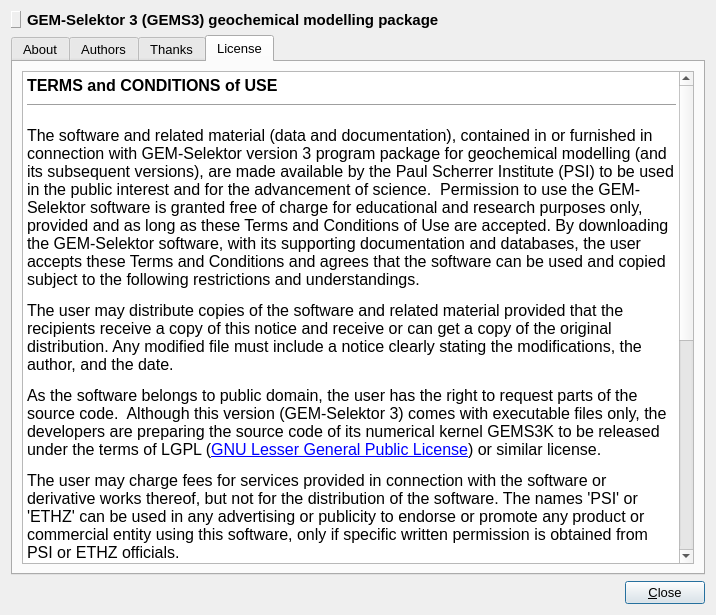
Before: the Qt Designer form gems3/vizor4/dlg4/AboutDialog4.ui in gemshub/GEMSGUI, drawn with Qt 5.
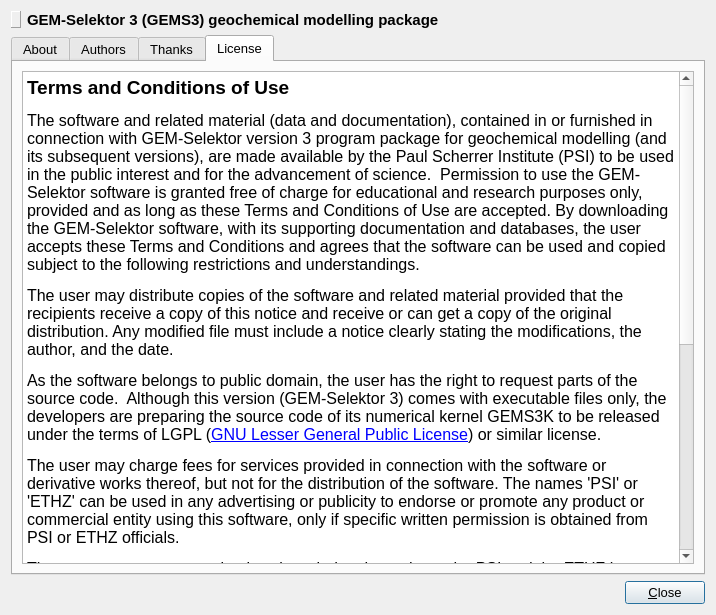
After: the same form once the commit is applied. The open tabs and pages were chosen to show the change. Icons and pictures are not drawn.

What changed in the file:
```diff
--- a/gems3/vizor4/dlg4/AboutDialog4.ui
+++ b/gems3/vizor4/dlg4/AboutDialog4.ui
@@ -226,8 +226,7 @@
 &lt;table border=&quot;0&quot; style=&quot;-qt-table-type: root; margin-top:4px; margin-bottom:4px; margin-left:4px; margin-right:4px;&quot;&gt;
 &lt;tr&gt;
 &lt;td style=&quot;border: none;&quot;&gt;
-&lt;p style=&quot; margin-top:0px; margin-bottom:0px; margin-left:0px; margin-right:0px; -qt-block-indent:0; text-indent:0px;&quot;&gt;&lt;span style=&quot; font-weight:600;&quot;&gt;TERMS and CONDITIONS of USE&lt;/span&gt; &lt;/p&gt;
-&lt;hr width=&quot;100%&quot;/&gt;
+&lt;p style=&quot; margin-top:0px; margin-bottom:0px; margin-left:0px; margin-right:0px; -qt-block-indent:0; text-indent:0px;&quot;&gt;&lt;span style=&quot; font-size:14pt; font-weight:600;&quot;&gt;Terms and Conditions of Use&lt;/span&gt;&lt;span style=&quot; font-size:14pt;&quot;&gt; &lt;/span&gt;&lt;/p&gt;
 &lt;p style=&quot; margin-top:12px; margin-bottom:12px; margin-left:0px; margin-right:0px; -qt-block-indent:0; text-indent:0px;&quot;&gt;The software and related material (data and documentation), contained in or furnished in connection with GEM-Selektor version 3 program package for geochemical modelling (and its subsequent versions), are made available by the Paul Scherrer Institute (PSI) to be used in the public interest and for the advancement of science.  Permission to use the GEM-Selektor software is granted free of charge for educational and research purposes only, provided and as long as these Terms and Conditions of Use are accepted. By downloading the GEM-Selektor software, with its supporting documentation and databases, the user accepts these Terms and Conditions and agrees that the software can be used and copied subject to the following restrictions and understandings.&lt;/p&gt;
 &lt;p style=&quot; margin-top:12px; margin-bottom:12px; margin-left:0px; margin-right:0px; -qt-block-indent:0; text-indent:0px;&quot;&gt;The user may distribute copies of the software and related material provided that the recipients receive a copy of this notice and receive or can get a copy of the original distribution. Any modified file must include a notice clearly stating the modifications, the author, and the date.  &lt;/p&gt;
 &lt;p style=&quot; margin-top:12px; margin-bottom:12px; margin-left:0px; margin-right:0px; -qt-block-indent:0; text-indent:0px;&quot;&gt;As the software belongs to public domain, the user has the right to request parts of the source code.  Although this version (GEM-Selektor 3) comes with executable files only, the developers are preparing the source code of its numerical kernel GEMS3K to be released under the terms of LGPL (&lt;a href=&quot;http://www.gnu.org/licenses/lgpl.html&quot;&gt;&lt;span style=&quot; text-decoration: underline; color:#0000ff;&quot;&gt;GNU Lesser General Public License&lt;/span&gt;&lt;/a&gt;) or similar license.&lt;/p&gt;
```
Left out of the diff: 2 changed lines with no effect on the pictures.
